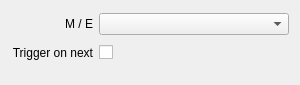
The window that src/Widgets/Inspector/Atem/InspectorAtemFadeToBlackWidget.ui (CasparCG/client) describes before a commit, drawn with Qt 5.
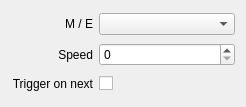
The same window after the commit.

Diff of the .ui file:
```diff
--- a/src/Widgets/Inspector/Atem/InspectorAtemFadeToBlackWidget.ui
+++ b/src/Widgets/Inspector/Atem/InspectorAtemFadeToBlackWidget.ui
@@ -6,8 +6,8 @@
    <rect>
     <x>0</x>
     <y>0</y>
-    <width>300</width>
-    <height>85</height>
+    <width>246</width>
+    <height>107</height>
    </rect>
   </property>
   <property name="sizePolicy">
@@ -17,9 +17,16 @@
    </sizepolicy>
   </property>
   <layout class="QGridLayout" name="gridLayout">
-   <property name="bottomMargin">
-    <number>20</number>
-   </property>
+   <item row="0" column="0">
+    <widget class="QLabel" name="labelMixerStep">
+     <property name="text">
+      <string>M / E</string>
+     </property>
+     <property name="alignment">
+      <set>Qt::AlignRight|Qt::AlignTrailing|Qt::AlignVCenter</set>
+     </property>
+    </widget>
+   </item>
    <item row="0" column="1">
     <widget class="QComboBox" name="comboBoxMixerStep">
      <property name="sizePolicy">
@@ -31,6 +38,29 @@
     </widget>
    </item>
    <item row="1" column="0">
+    <widget class="QLabel" name="labelSpeed">
+     <property name="text">
+      <string>Speed</string>
+     </property>
+     <property name="alignment">
+      <set>Qt::AlignRight|Qt::AlignTrailing|Qt::AlignVCenter</set>
+     </property>
+    </widget>
+   </item>
+   <item row="1" column="1">
+    <widget class="QSpinBox" name="spinBoxSpeed">
+     <property name="sizePolicy">
+      <sizepolicy hsizetype="Expanding" vsizetype="Fixed">
+       <horstretch>0</horstretch>
+       <verstretch>0</verstretch>
+      </sizepolicy>
+     </property>
+     <property name="maximum">
+      <number>999</number>
+     </property>
+    </widget>
+   </item>
+   <item row="2" column="0">
     <widget class="QLabel" name="labelTriggerOnNext">
      <property name="text">
       <string>Trigger on next</string>
@@ -40,17 +70,7 @@
      </property>
     </widget>
    </item>
-   <item row="0" column="0">
-    <widget class="QLabel" name="labelMixerStep">
-     <property name="text">
-      <string>M / E</string>
-     </property>
-     <property name="alignment">
-      <set>Qt::AlignRight|Qt::AlignTrailing|Qt::AlignVCenter</set>
-     </property>
-    </widget>
-   </item>
-   <item row="1" column="1">
+   <item row="2" column="1">
     <layout class="QHBoxLayout" name="horizontalLayoutTriggerOnNext">
      <item>
       <widget class="QCheckBox" name="checkBoxTriggerOnNext">
```
Left out of the diff: 21 changed lines with no effect on the pictures.
